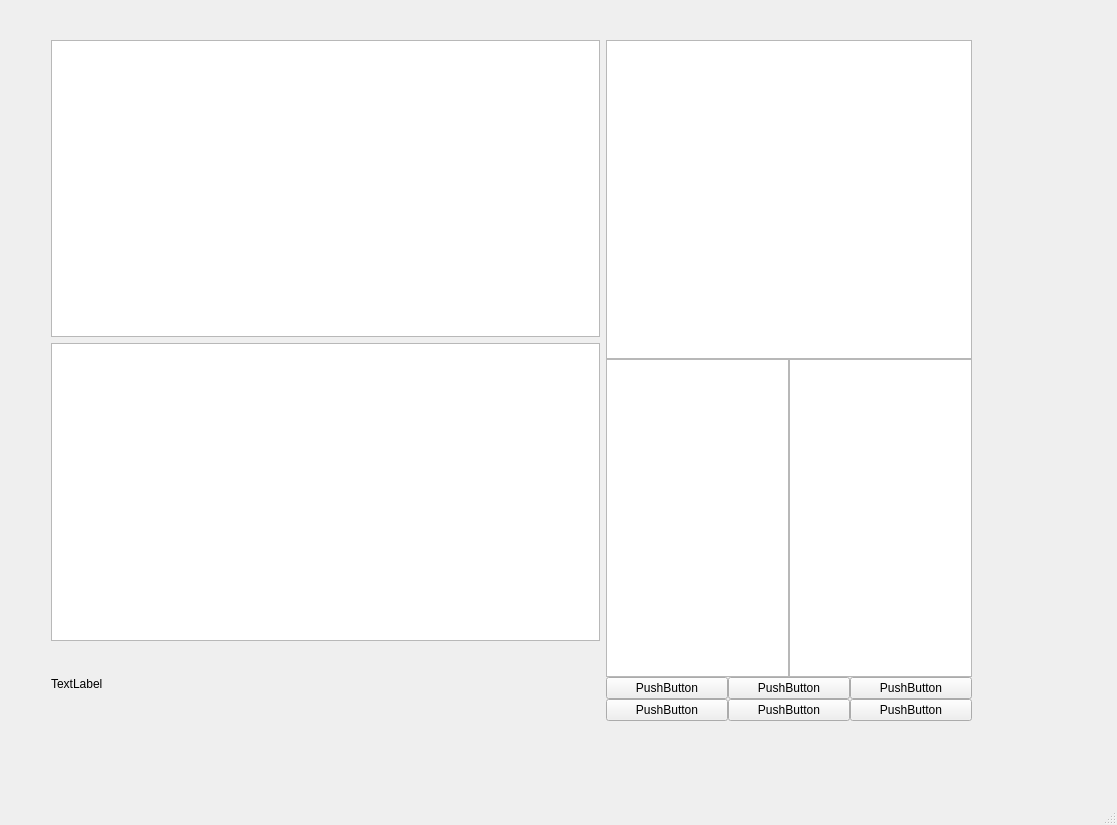
Old version of the form ta_analyzer.ui in the repository Alchemist-Aloha/TA_Analyzer.
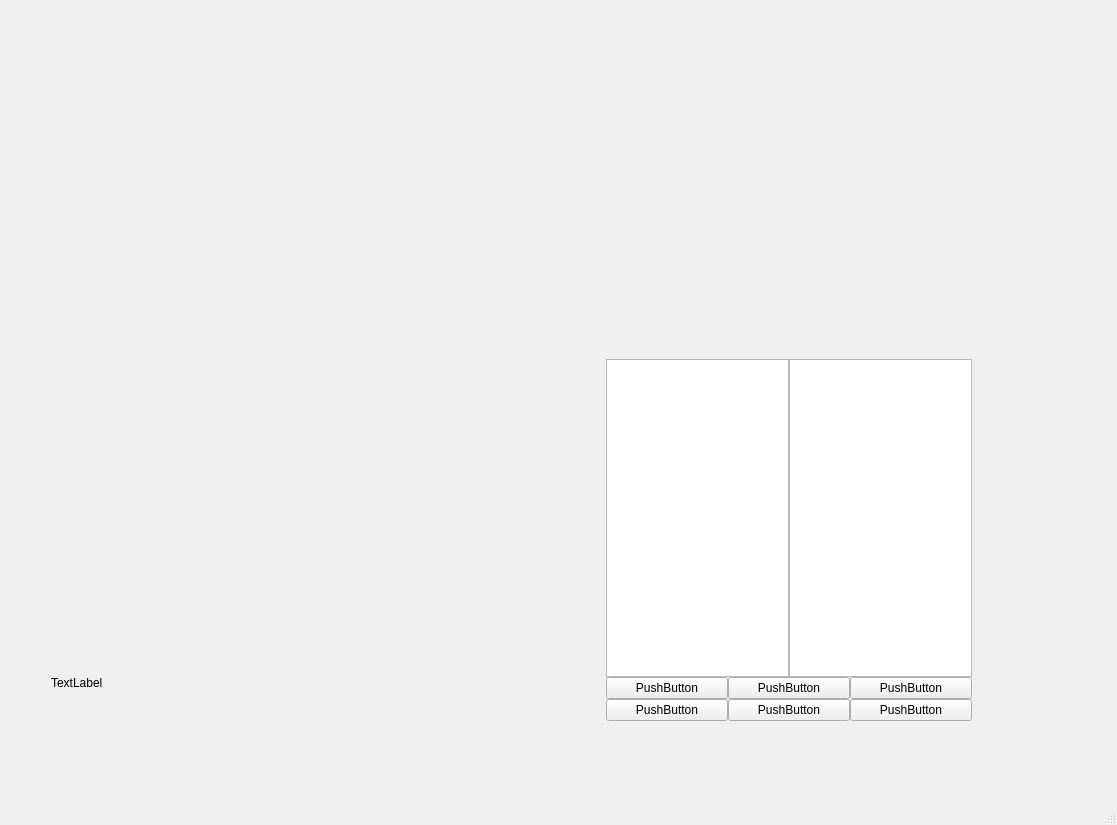
New version of the form.

```diff
--- a/ta_analyzer.ui
+++ b/ta_analyzer.ui
@@ -27,18 +27,10 @@
      <item>
       <layout class="QVBoxLayout" name="verticalLayout_3" stretch="4,4,1">
        <item>
-        <layout class="QHBoxLayout" name="horizontalLayout_2" stretch="0">
-         <item>
-          <widget class="QGraphicsView" name="graphicsView_2"/>
-         </item>
-        </layout>
+        <layout class="QHBoxLayout" name="horizontalLayout_2" stretch=""/>
        </item>
        <item>
-        <layout class="QHBoxLayout" name="horizontalLayout_8" stretch="0">
-         <item>
-          <widget class="QGraphicsView" name="graphicsView_3"/>
-         </item>
-        </layout>
+        <layout class="QHBoxLayout" name="horizontalLayout_8" stretch=""/>
        </item>
        <item>
         <layout class="QHBoxLayout" name="horizontalLayout_5" stretch="0">
@@ -59,11 +51,7 @@
         <number>0</number>
        </property>
        <item>
-        <layout class="QHBoxLayout" name="horizontalLayout_6">
-         <item>
-          <widget class="QGraphicsView" name="graphicsView_4"/>
-         </item>
-        </layout>
+        <layout class="QHBoxLayout" name="horizontalLayout_6"/>
        </item>
        <item>
         <layout class="QHBoxLayout" name="horizontalLayout_9">
```
Left out of the diff: 2 changed lines with no effect on the pictures.
